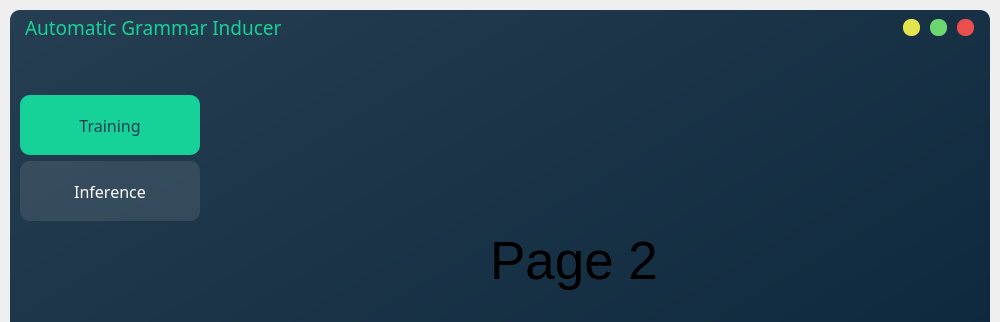
Above: frontend/interface.ui from mokeddembillel/NLP-Grammar-Inducer before the change; both pictures show x 0 to 1000 and y 0 to 322 of the 1000 by 600 pixel window. Below: the same form after it.
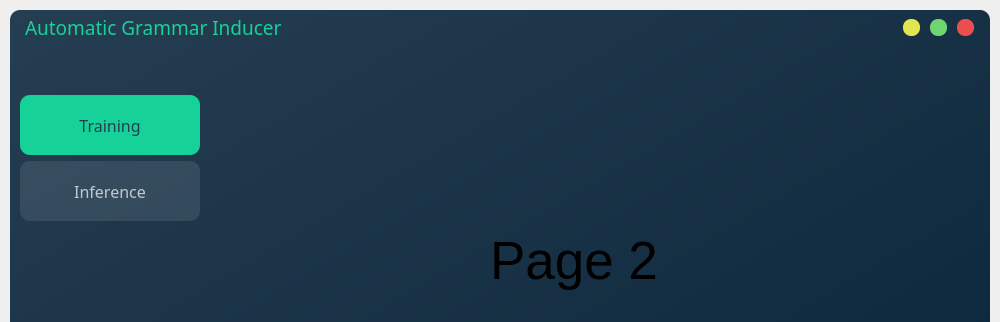
That is the form after the change.

Commit message: Implementing maximize, minimize, close and window resize functionalities

Diff of the .ui file:
```diff
--- a/frontend/interface.ui
+++ b/frontend/interface.ui
@@ -189,7 +189,7 @@
               </widget>
              </item>
              <item>
-              <widget class="QPushButton" name="btn_close">
+              <widget class="QPushButton" name="btn_maximize">
                <property name="minimumSize">
                 <size>
                  <width>17</width>
@@ -218,7 +218,7 @@
               </widget>
              </item>
              <item>
-              <widget class="QPushButton" name="btn_maximize">
+              <widget class="QPushButton" name="btn_close">
                <property name="minimumSize">
                 <size>
                  <width>17</width>
@@ -374,7 +374,7 @@
                </property>
                <property name="styleSheet">
                 <string notr="true">QPushButton {
-	color: rgb(255,255,255);
+	color: rgba(255, 255, 255, 0.7);
 	background-color: rgba(255, 255, 255, 0.1);
 }
 
```
Left out of the diff: 2 changed lines with no effect on the pictures. The commit also changes 2 other files.
